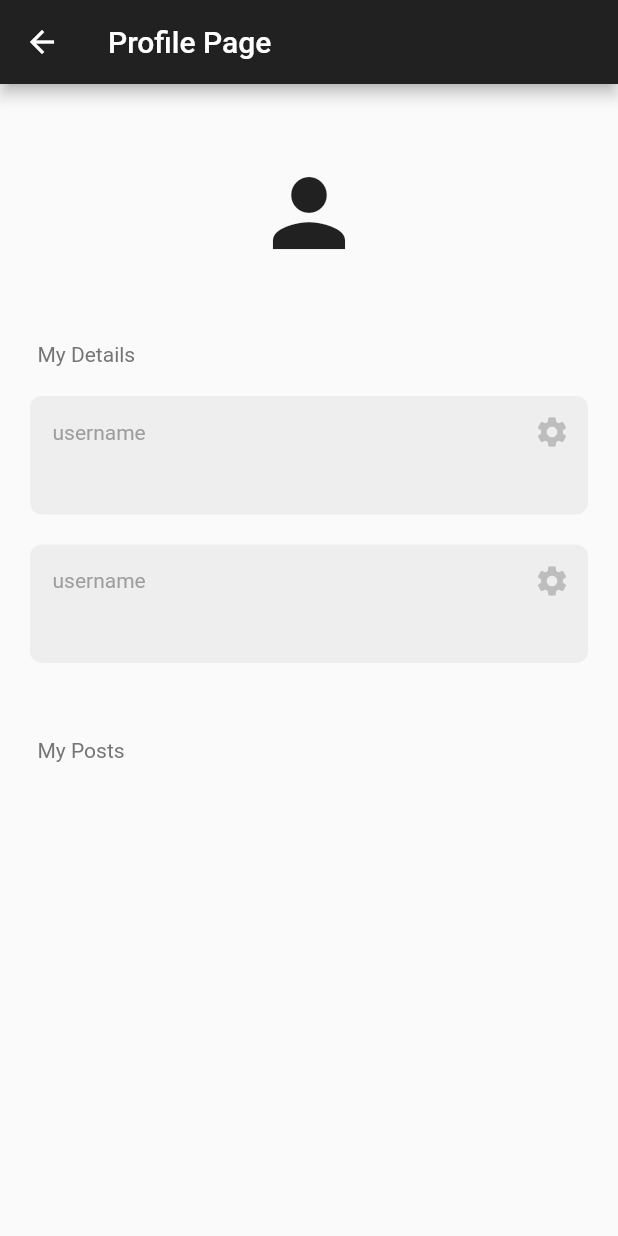
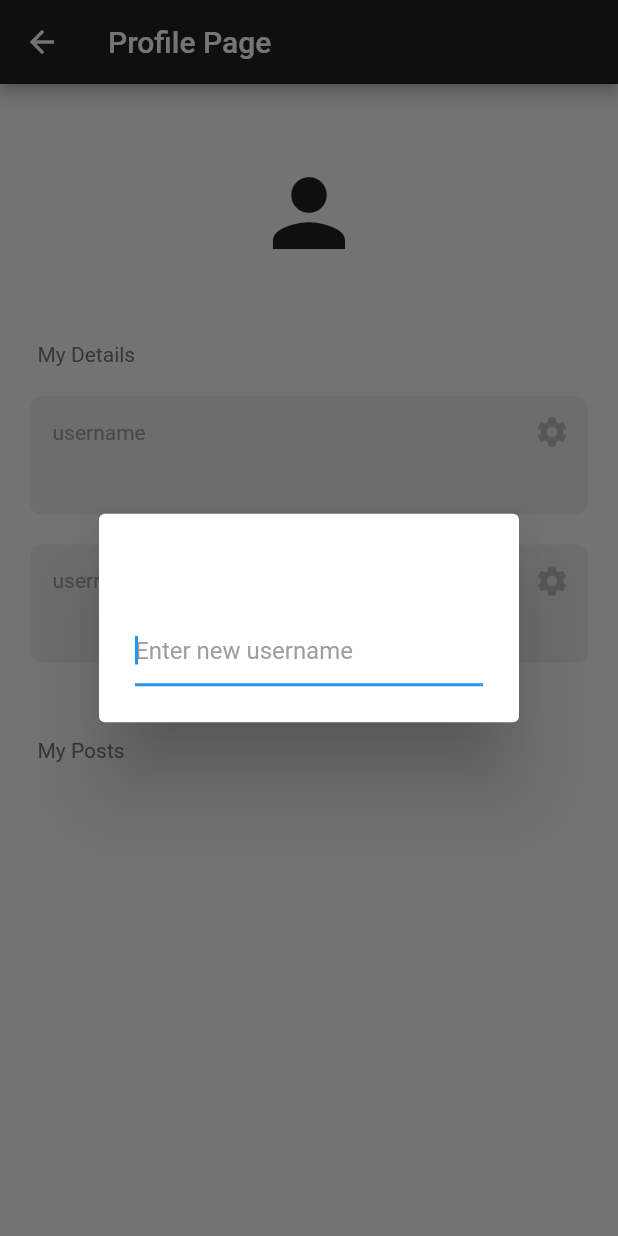
Before and after one commit to OmeshSachethana/UEE_Project, a Flutter app: the ProfilePage screen opened directly, after a tap on the "settings" icon, on a phone screen of 412 x 824 dp. Run offline on Flutter 3.47's test engine with Material 2 defaults, Android fonts, the phone set to English and light mode, and no system bars; our stand-ins replace cloud_firestore, firebase_auth, firebase_core, google_sign_in; accounts and stored records are empty.

Commit message:
fixed onClick

```diff
--- a/lib/components/text_box.dart
+++ b/lib/components/text_box.dart
@@ -38,7 +38,7 @@ class MyTextBox extends StatelessWidget {
 
               //edit Button
               IconButton(
-                  onPressed: () {},
+                  onPressed: onPressed,
                   icon: Icon(
                     Icons.settings,
                     color: Colors.grey[400],
--- a/lib/pages/profile_page.dart
+++ b/lib/pages/profile_page.dart
@@ -14,7 +14,28 @@ class _ProfilePageState extends State<ProfilePage> {
   final currentUser = FirebaseAuth.instance.currentUser!;
 
   //edit field
-  Future<void> editField(String field) async {}
+  Future<void> editField(String field) async {
+    String newValue = "";
+    await showDialog(
+        context: context,
+        builder: (context) => AlertDialog(
+              title: Text(
+                "Edit $field",
+                style: const TextStyle(color: Colors.white),
+              ),
+              content: TextField(
+                autofocus: true,
+                style: const TextStyle(color: Colors.white),
+                decoration: InputDecoration(
+                  hintText: "Enter new $field",
+                  hintStyle: const TextStyle(color: Colors.grey),
+                ),
+                onChanged: (value) {
+                  newValue = value;
+                },
+              ),
+            ));
+  }
 
   @override
   Widget build(BuildContext context) {
```
